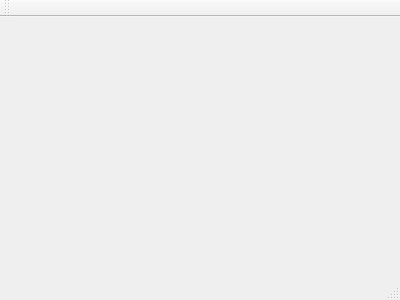
The window that mainwindow.ui (dwvwdv/CodeToolbox) describes before a commit, drawn with Qt 5.
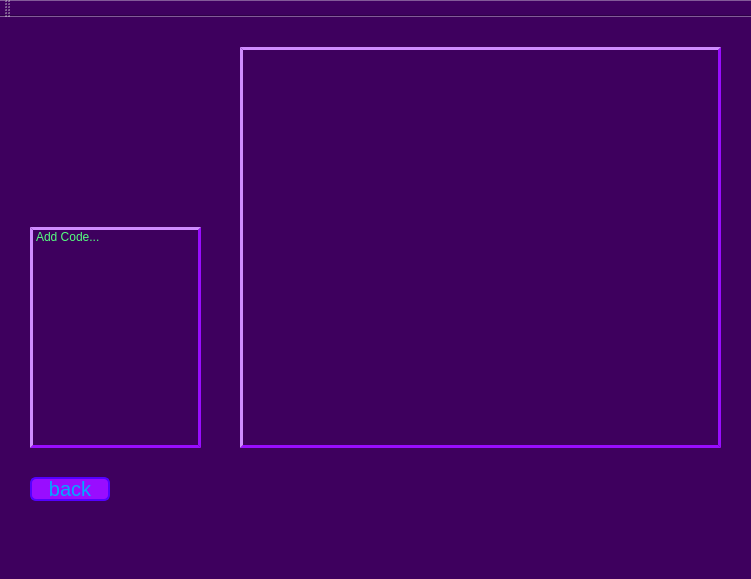
The same window after the commit.

Commit message: 檔案處理完成，現在可基本瀏覽修改Code

The edit to the form file:
```diff
--- a/mainwindow.ui
+++ b/mainwindow.ui
@@ -1,24 +1,106 @@
 <ui version="4.0">
  <class>MainWindow</class>
- <widget class="QMainWindow" name="MainWindow" >
-  <property name="geometry" >
+ <widget class="QMainWindow" name="MainWindow">
+  <property name="geometry">
    <rect>
     <x>0</x>
     <y>0</y>
-    <width>400</width>
-    <height>300</height>
+    <width>751</width>
+    <height>579</height>
    </rect>
   </property>
   <property name="windowTitle" >
    <string>MainWindow</string>
   </property>
-  <widget class="QMenuBar" name="menuBar" />
-  <widget class="QToolBar" name="mainToolBar" />
-  <widget class="QWidget" name="centralWidget" />
-  <widget class="QStatusBar" name="statusBar" />
+  <property name="styleSheet">
+   <string notr="true">background-color:rgb(62, 0, 94)</string>
+  </property>
+  <widget class="QWidget" name="centralWidget">
+   <widget class="QPushButton" name="back">
+    <property name="geometry">
+     <rect>
+      <x>30</x>
+      <y>460</y>
+      <width>80</width>
+      <height>24</height>
+     </rect>
+    </property>
+    <property name="styleSheet">
+     <string notr="true">border-radius: 6px;
+font: 9pt &quot;Arial&quot;;
+font-size: 20px;
+border: 2px solid rgb(85, 0, 255);
+background-color: #990DFF;
+color: rgb(0, 170, 255);</string>
+    </property>
+    <property name="text">
+     <string>back</string>
+    </property>
+   </widget>
+   <widget class="QListWidget" name="SelectList">
+    <property name="geometry">
+     <rect>
+      <x>30</x>
+      <y>210</y>
+      <width>171</width>
+      <height>221</height>
+     </rect>
+    </property>
+    <property name="styleSheet">
+     <string notr="true">color:rgb(85, 255, 127);
+background-color:rgb(62, 0, 94);
+border-style:outset;
+border-width:3px;
+border-color:#990DFF;</string>
+    </property>
+    <item>
+     <property name="text">
+      <string>Add Code...</string>
+     </property>
+    </item>
+   </widget>
+   <widget class="QTextEdit" name="CodeView">
+    <property name="geometry">
+     <rect>
+      <x>240</x>
+      <y>30</y>
+      <width>481</width>
+      <height>401</height>
+     </rect>
+    </property>
+    <property name="styleSheet">
+     <string notr="true">color:rgb(85, 255, 127);
+background-color:rgb(62, 0, 94);
+border-style:outset;
+border-width:3px;
+border-color:#990DFF;</string>
+    </property>
+    <property name="readOnly">
+     <bool>true</bool>
+    </property>
+   </widget>
+  </widget>
+  <widget class="QMenuBar" name="menuBar">
+   <property name="geometry">
+    <rect>
+     <x>0</x>
+     <y>0</y>
+     <width>751</width>
+     <height>24</height>
+    </rect>
+   </property>
+  </widget>
+  <widget class="QToolBar" name="mainToolBar">
+   <attribute name="toolBarArea">
+    <enum>TopToolBarArea</enum>
+   </attribute>
+   <attribute name="toolBarBreak">
+    <bool>false</bool>
+   </attribute>
+  </widget>
+  <widget class="QStatusBar" name="statusBar"/>
  </widget>
- <layoutDefault spacing="6" margin="11" />
- <pixmapfunction></pixmapfunction>
+ <layoutdefault spacing="6" margin="11"/>
  <resources/>
  <connections/>
 </ui>
```
Left out of the diff: 3 changed lines with no effect on the pictures. The commit also changes 2 other files.
